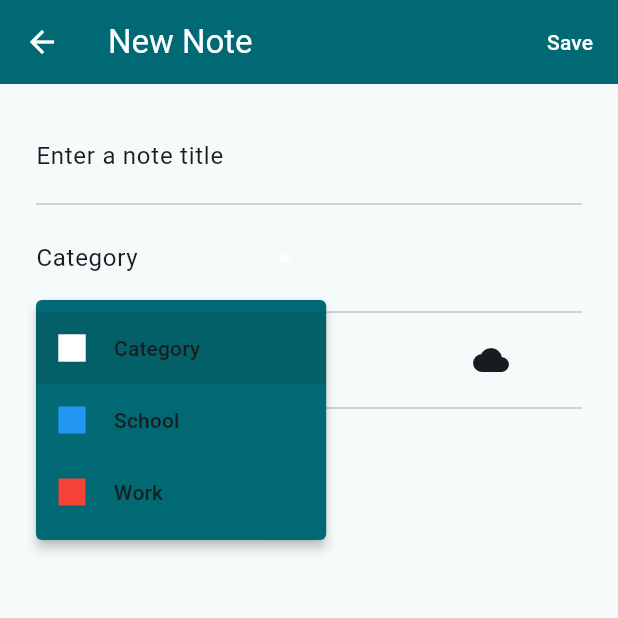
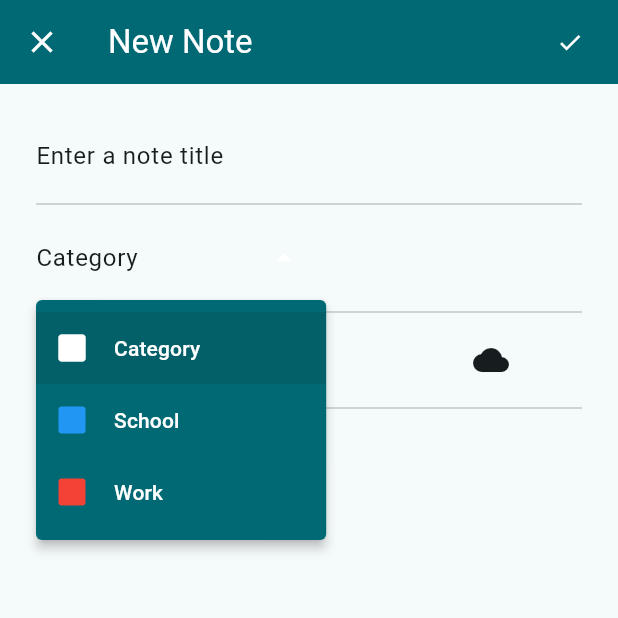
Before and after one commit to Rustatano/Arctic-tern, a Flutter app: the NewNoteScreen screen opened directly with empty values, after a tap on "Category", on a phone screen of 412 x 824 dp, the top half of it. Run offline on Flutter 3.47's test engine with Material 3 defaults, Android fonts, the phone set to English and light mode, and no system bars; our stand-ins replace flutter_local_notifications, flutter_map, geolocator, latlong2, permission_handler, sqflite; missing offline and left inert: duration_picker, workmanager; accounts and stored records are empty.

Commit message:
more refactoring, changed text color in dropdownmenu entries

```diff
--- a/lib/main.dart
+++ b/lib/main.dart
@@ -17,7 +17,7 @@
   @override
   Widget build(BuildContext context) {
     return MaterialApp(
-      title: 'Weather Note',
+      title: 'WeatherNote',
       theme: themeData,
       home: const HomeScreen(),
     );
--- a/lib/screens/new_note_screen.dart
+++ b/lib/screens/new_note_screen.dart
@@ -79,28 +79,40 @@
                       newNote.category = category!;
                     });
                   },
-                  dropdownMenuEntries: const [
+                  dropdownMenuEntries: [
                     DropdownMenuEntry(
+                      style: ButtonStyle(
+                        foregroundColor:
+                            WidgetStatePropertyAll(colorScheme.onPrimary),
+                      ),
                       value: 'Category',
                       label: 'Category',
                       leadingIcon: Icon(
-                        Icons.square,
+                        Icons.square_rounded,
                         color: Colors.white,
                       ),
                     ), // make sure user cant create category named 'Category' & 'Create', it would cause collision
                     DropdownMenuEntry(
+                      style: ButtonStyle(
+                        foregroundColor:
+                            WidgetStatePropertyAll(colorScheme.onPrimary),
+                      ),
                       value: 'School',
                       label: 'School',
                       leadingIcon: Icon(
-                        Icons.square,
+                        Icons.square_rounded,
                         color: Colors.blue,
                       ),
                     ),
                     DropdownMenuEntry(
+                      style: ButtonStyle(
+                        foregroundColor:
+                            WidgetStatePropertyAll(colorScheme.onPrimary),
+                      ),
                       value: 'Work',
                       label: 'Work',
                       leadingIcon: Icon(
-                        Icons.square,
+                        Icons.square_rounded,
                         color: Colors.red,
                       ),
                     ),
@@ -239,7 +251,15 @@
         ),
       ),
       appBar: AppBar(
-        iconTheme: IconThemeData(color: colorScheme.onPrimary),
+        leading: IconButton(
+          onPressed: () {
+            Navigator.pop(context);
+          },
+          icon: Icon(
+            Icons.close,
+            color: colorScheme.onPrimary,
+          ),
+        ),
         backgroundColor: colorScheme.primary,
         title: Text(
           'New Note',
@@ -306,9 +326,9 @@
                 }
               }
             },
-            child: Text(
-              'Save',
-              style: TextStyle(color: colorScheme.onPrimary),
+            child: Icon(
+              Icons.check,
+              color: colorScheme.onPrimary,
             ),
           ),
         ],
```
Also changed, not shown: lib/screens/home_screen.dart (+25 -9 lines).
